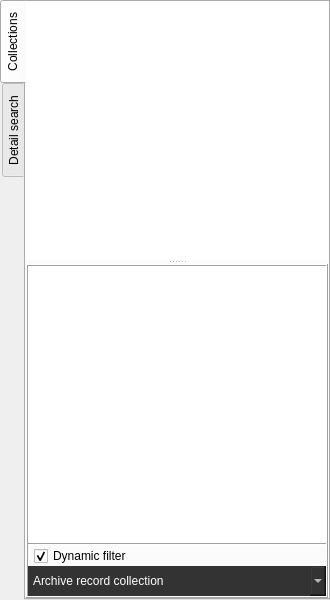
caxapyk/pa-decision, file views/navigatorview.ui: the form before one commit.
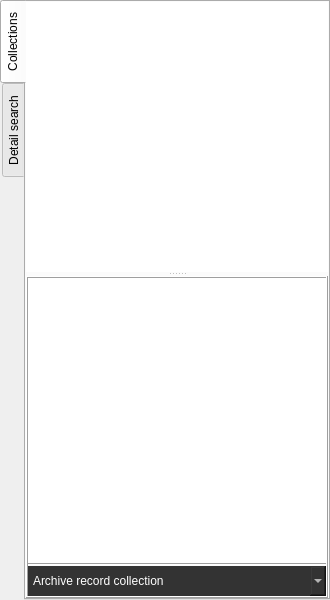
The form after the commit. Icons and pictures are not drawn.

Diff of the .ui file:
```diff
--- a/views/navigatorview.ui
+++ b/views/navigatorview.ui
@@ -159,43 +159,6 @@
              </property>
             </widget>
            </item>
-           <item>
-            <widget class="QFrame" name="frame_2">
-             <property name="frameShape">
-              <enum>QFrame::NoFrame</enum>
-             </property>
-             <property name="frameShadow">
-              <enum>QFrame::Raised</enum>
-             </property>
-             <layout class="QHBoxLayout" name="horizontalLayout">
-              <property name="spacing">
-               <number>0</number>
-              </property>
-              <property name="leftMargin">
-               <number>6</number>
-              </property>
-              <property name="topMargin">
-               <number>0</number>
-              </property>
-              <property name="rightMargin">
-               <number>0</number>
-              </property>
-              <property name="bottomMargin">
-               <number>0</number>
-              </property>
-              <item>
-               <widget class="QCheckBox" name="cB_dynamic">
-                <property name="text">
-                 <string>Dynamic filter</string>
-                </property>
-                <property name="checked">
-                 <bool>true</bool>
-                </property>
-               </widget>
-              </item>
-             </layout>
-            </widget>
-           </item>
            <item>
             <widget class="QComboBox" name="cB_collection">
              <property name="minimumSize">
```
Left out of the diff: 3 changed lines with no effect on the pictures.
